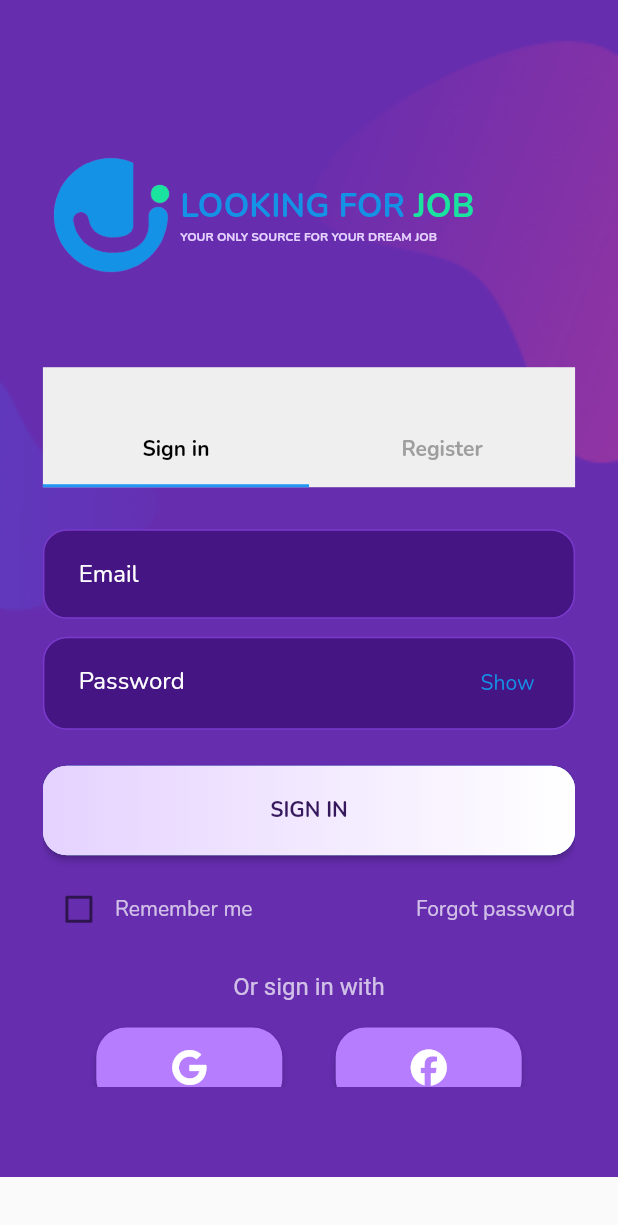
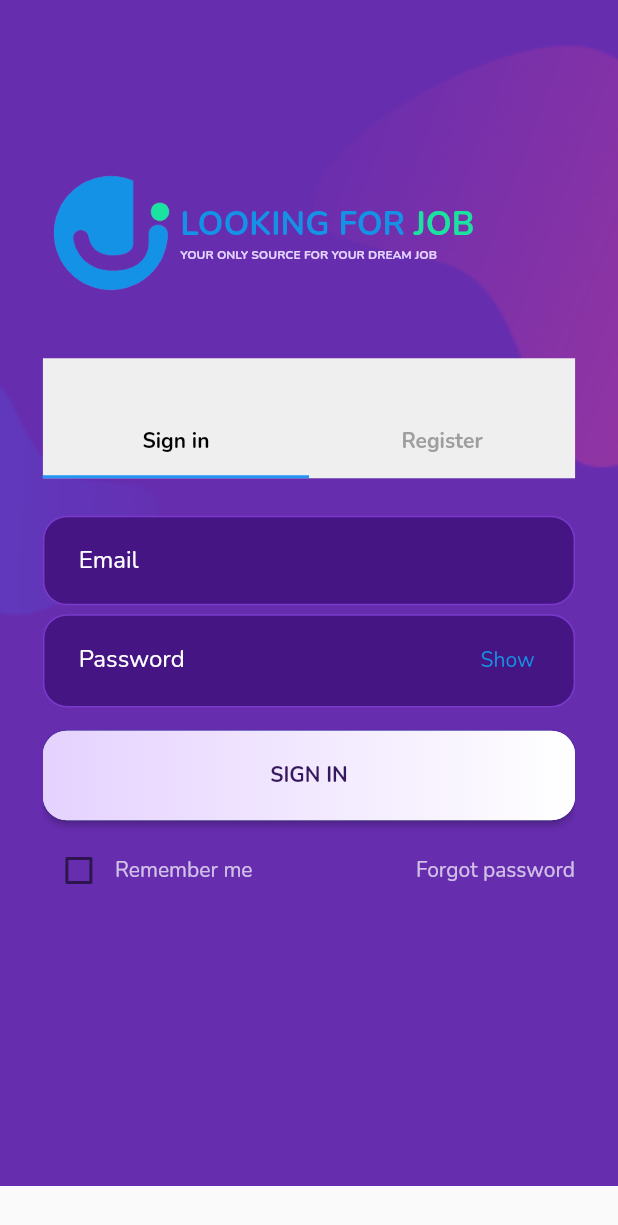
Before and after one commit to Rohit-Sharma-Neon/looking_for_job, a Flutter app: the screen it shows after launch, on a phone screen of 412 x 824 dp. Shown: the top 1225 px of the screen. Run offline on Flutter 3.47's test engine with Material 2 defaults, Android fonts, the phone set to English and light mode, and no system bars; our stand-ins replace bloc, carousel_slider, country_code_picker, custom_navigation_bar, custom_radio_grouped_button, equatable and 15 more; missing offline and left inert: fa_stepper, filter_list, gender_selection.

Commit message:
commit by me

```diff
--- a/lib/ui/main/kunal/onboarding_screen.dart
+++ b/lib/ui/main/kunal/onboarding_screen.dart
@@ -4,6 +4,7 @@ import 'package:flutter_screenutil/flutter_screenutil.dart';
 import 'package:lookingforjob_flutter/constants/colors.dart';
 import 'package:lookingforjob_flutter/constants/sizes.dart';
 import 'package:lookingforjob_flutter/constants/strings.dart';
+import 'package:lookingforjob_flutter/ui/main/ankit/user_type_screen.dart';
 
 class OnBoardingScreen extends StatefulWidget {
   @override
@@ -98,6 +99,9 @@ class _OnBoardingScreenState extends State<OnBoardingScreen> {
                         highlightColor: primaryColorLight,
                         splashColor: primaryColorLight,
                         onTap: () {
+                          Navigator.push(context,  MaterialPageRoute(
+                              builder: (BuildContext context) =>
+                                  UserTypeScreen()),);
                           print("pressed");
                         },
                         child: Center(
--- a/lib/ui/onboarding_screens/signin_screen/components/login_mobile.dart
+++ b/lib/ui/onboarding_screens/signin_screen/components/login_mobile.dart
@@ -9,7 +9,10 @@ import 'package:lookingforjob_flutter/constants/image_helper.dart';
 import 'package:lookingforjob_flutter/constants/primary_button.dart';
 import 'package:lookingforjob_flutter/constants/sizes.dart';
 import 'package:lookingforjob_flutter/constants/strings.dart';
+import 'package:lookingforjob_flutter/ui/main/dashboard_screen/components/dashboard_mobile.dart';
+import 'package:lookingforjob_flutter/ui/main/jaspreet/login_mobile.dart';
 import 'package:lookingforjob_flutter/ui/main/profile/profile_seeker_screen.dart';
+import 'package:lookingforjob_flutter/ui/onboarding_screens/forgot_password_screen/components/forgot_mobile.dart';
 import 'package:lookingforjob_flutter/ui/onboarding_screens/forgot_password_screen/forgot_password_screen.dart';
 import 'package:lookingforjob_flutter/ui/onboarding_screens/register_screen/register_page.dart';
 import 'package:lookingforjob_flutter/widgets/custom_text_form_field.dart';
@@ -44,7 +47,7 @@ class _LoginMobileComponentState extends State<LoginMobileComponent> {
       length: 2,
       child: Scaffold(
         body: Container(
-          padding: EdgeInsets.symmetric(horizontal: 25.w, vertical: 50.h),
+          padding: EdgeInsets.symmetric(horizontal: 25.w, vertical: 60.h),
           decoration: BoxDecoration(
             image: DecorationImage(
               image: AssetImage(signinbg),
@@ -76,7 +79,7 @@ class _LoginMobileComponentState extends State<LoginMobileComponent> {
                     )
                   ],
                 ),
-                SizedBox(height: 15.h,),
+
                 SizedBox(
                   height: 80,
                   child: AppBar(
@@ -114,7 +117,7 @@ class _LoginMobileComponentState extends State<LoginMobileComponent> {
                         children: [
                           Container(
                             height: 50.h,
-                            margin: EdgeInsets.only(top: 28),
+                            margin: EdgeInsets.only(top: 25),
                             decoration: BoxDecoration(
                                 color: Color(0xFF461584),
                                 borderRadius: BorderRadius.circular(16),
@@ -139,7 +142,7 @@ class _LoginMobileComponentState extends State<LoginMobileComponent> {
                           ),
                           Container(
                             height: 52.h,
-                            margin: EdgeInsets.symmetric(vertical: 10.h),
+                            margin: EdgeInsets.symmetric(vertical: 5.h),
                             decoration: BoxDecoration(
                                 color: Color(0xFF461584),
                                 borderRadius: BorderRadius.circular(16),
@@ -178,7 +181,7 @@ class _LoginMobileComponentState extends State<LoginMobileComponent> {
                           ),
                           Container(
                             height: 50.h,
-                            margin: EdgeInsets.symmetric(vertical: 10.h),
+                            margin: EdgeInsets.symmetric(vertical: 8.h),
                             decoration: BoxDecoration(
                               color: Color(0xFF1492E5),
                               borderRadius: BorderRadius.circular(16),
@@ -189,7 +192,7 @@ class _LoginMobileComponentState extends State<LoginMobileComponent> {
                                   context,
                                   MaterialPageRoute(
                                       builder: (BuildContext context) =>
-                                          ProfileSeekerScreen()),
+                                          DashBoardMobileComponent()),
                                   ModalRoute.withName('/'),
                                 );
                               },
@@ -243,7 +246,10 @@ class _LoginMobileComponentState extends State<LoginMobileComponent> {
                                 }),
                               ),
                               InkWell(
-                                onTap: () {},
+                                onTap: () {
+                                  Navigator.push(context, MaterialPageRoute(builder: (BuildContext context) =>
+                                      ForgotMobileComponent()));
+                                },
                                 child: Text(
                                   "Forgot password",
                                   style: TextStyle(color: Colors.white70),
@@ -251,42 +257,42 @@ class _LoginMobileComponentState extends State<LoginMobileComponent> {
                               ),
                             ],
                           ),
-                          SizedBox(height: 15.h),
-                          RichText(
-                            text: TextSpan(
-                              children: [
-                                TextSpan(
-                                  text: "Or sign in with",
-                                  style: TextStyle(
-                                      color: Colors.white70, fontSize: textSize14.sp),
-                                ),
-                              ],
-                            ),
-                          ),
-                          SizedBox(height: 15.h),
-                          Row(
-                            mainAxisAlignment: MainAxisAlignment.spaceEvenly,
-                            children: [
-                              RaisedButton(
-                                color: Color(0xFFB67DFF),
-                                padding: EdgeInsets.only(
-                                    left: 50, right: 50, top: 15, bottom: 15),
-                                shape: RoundedRectangleBorder(
-                                    borderRadius: BorderRadius.circular(20)),
-                                onPressed: () {},
-                                child: Icon(FontAwesome.google, color: Colors.white),
-                              ),
-                              RaisedButton(
-                                color: Color(0xFFB67DFF),
-                                padding: EdgeInsets.only(
-                                    left: 50, right: 50, top: 15, bottom: 15),
-                                shape: RoundedRectangleBorder(
-                                    borderRadius: BorderRadius.circular(20)),
-                                onPressed: () {},
-                                child: Icon(FontAwesome.facebook, color: Colors.white),
-                              )
-                            ],
-                          )
+                          SizedBox(height: 10.h),
+                          // RichText(
+                          //   text: TextSpan(
+                          //     children: [
+                          //       TextSpan(
+                          //         text: "Or sign in with",
+                          //         style: TextStyle(
+                          //             color: Colors.white70, fontSize: textSize14.sp),
+                          //       ),
+                          //     ],
+                          //   ),
+                          // ),
+                          SizedBox(height: 12.h),
+                          // Row(
+                          //   mainAxisAlignment: MainAxisAlignment.spaceEvenly,
+                          //   children: [
+                          //     RaisedButton(
+                          //       color: Color(0xFFB67DFF),
+                          //       padding: EdgeInsets.only(
+                          //           left: 50, right: 50, top: 15, bottom: 15),
+                          //       shape: RoundedRectangleBorder(
+                          //           borderRadius: BorderRadius.circular(20)),
+                          //       onPressed: () {},
+                          //       child: Icon(FontAwesome.google, color: Colors.white),
+                          //     ),
+                          //     RaisedButton(
+                          //       color: Color(0xFFB67DFF),
+                          //       padding: EdgeInsets.only(
+                          //           left: 50, right: 50, top: 15, bottom: 15),
+                          //       shape: RoundedRectangleBorder(
+                          //           borderRadius: BorderRadius.circular(20)),
+                          //       onPressed: () {},
+                          //       child: Icon(FontAwesome.facebook, color: Colors.white),
+                          //     )
+                          //   ],
+                          // )
                         ],
                       ),
 
```
Also changed, not shown: lib/ui/main/ankit/user_type_screen.dart (+17 -2 lines).
